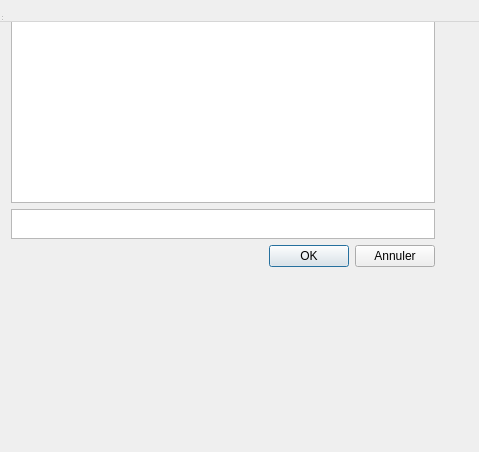
First picture: the form in qt_files/qt_rep_name.ui, repository lengagne/mogs_video_data, before the edit.
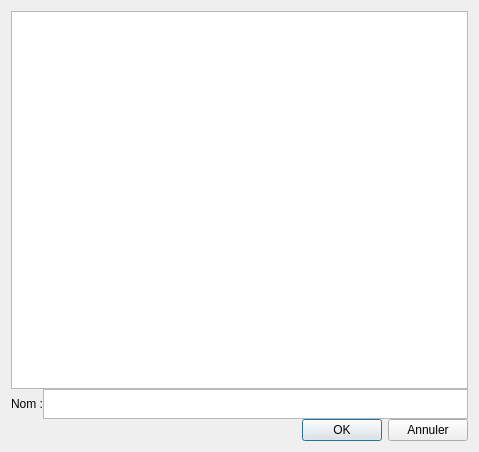
Second picture: the form after the edit.

Patch:
```diff
--- a/qt_files/qt_rep_name.ui
+++ b/qt_files/qt_rep_name.ui
@@ -13,14 +13,31 @@
   <property name="windowTitle">
    <string>qt_rep_name</string>
   </property>
-  <widget class="QWidget" name="centralWidget">
    <layout class="QVBoxLayout" name="verticalLayout_2">
     <item>
      <layout class="QVBoxLayout" name="verticalLayout">
+     <property name="spacing">
+      <number>0</number>
+     </property>
       <item>
        <widget class="QTreeView" name="treeView"/>
       </item>
       <item>
+      <layout class="QHBoxLayout" name="horizontalLayout_2">
+       <property name="spacing">
+        <number>0</number>
+       </property>
+       <property name="sizeConstraint">
+        <enum>QLayout::SetFixedSize</enum>
+       </property>
+       <item>
+        <widget class="QLabel" name="label">
+         <property name="text">
+          <string>Nom :</string>
+         </property>
+        </widget>
+       </item>
+       <item>
        <widget class="QTextEdit" name="textEdit">
         <property name="maximumSize">
          <size>
@@ -28,10 +45,21 @@
           <height>30</height>
          </size>
         </property>
-       </widget>
+         <property name="verticalScrollBarPolicy">
+          <enum>Qt::ScrollBarAlwaysOff</enum>
+         </property>
+         <property name="horizontalScrollBarPolicy">
+          <enum>Qt::ScrollBarAlwaysOff</enum>
+         </property>
+        </widget>
+       </item>
+      </layout>
       </item>
       <item>
        <layout class="QHBoxLayout" name="horizontalLayout">
+       <property name="sizeConstraint">
+        <enum>QLayout::SetMinimumSize</enum>
+       </property>
         <item>
          <spacer name="horizontalSpacer">
           <property name="orientation">
@@ -64,26 +92,6 @@
      </layout>
     </item>
    </layout>
-  </widget>
-  <widget class="QMenuBar" name="menuBar">
-   <property name="geometry">
-    <rect>
-     <x>0</x>
-     <y>0</y>
-     <width>479</width>
-     <height>22</height>
-    </rect>
-   </property>
-  </widget>
-  <widget class="QToolBar" name="mainToolBar">
-   <attribute name="toolBarArea">
-    <enum>TopToolBarArea</enum>
-   </attribute>
-   <attribute name="toolBarBreak">
-    <bool>false</bool>
-   </attribute>
-  </widget>
-  <widget class="QStatusBar" name="statusBar"/>
  </widget>
  <layoutdefault spacing="6" margin="11"/>
  <resources/>
```
Lines whose indentation alone changed are shown as unchanged.
